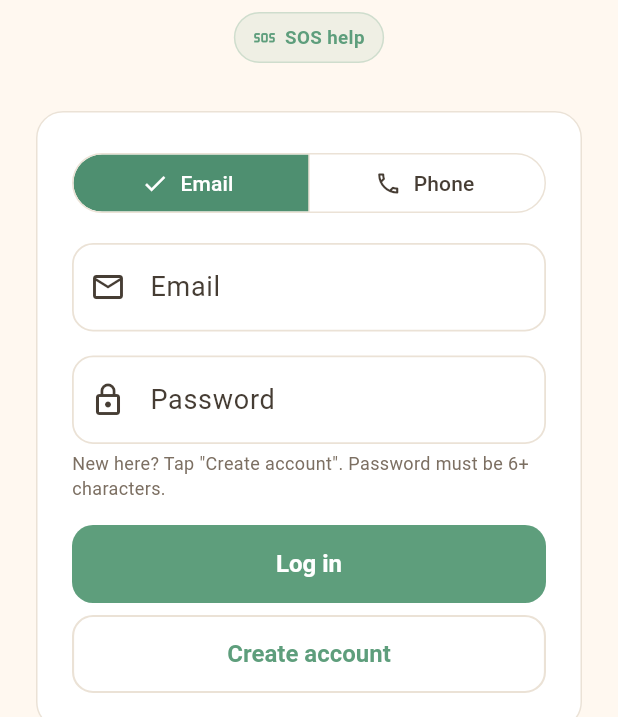
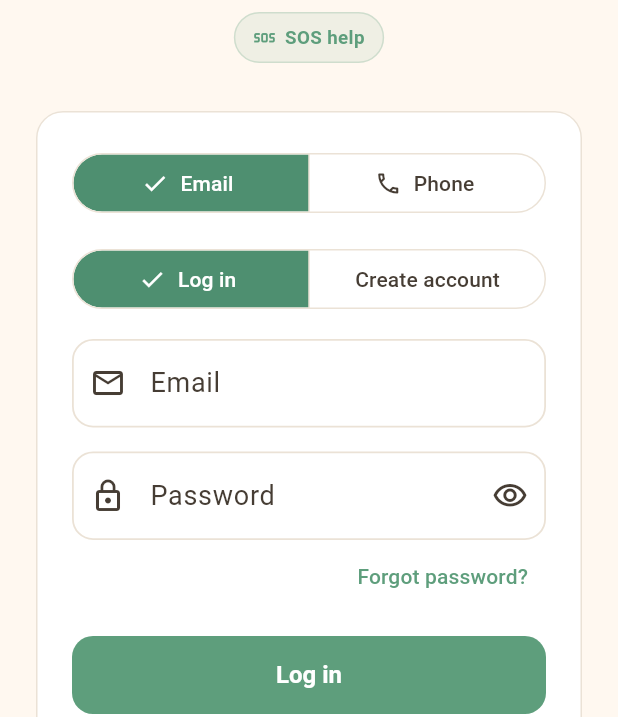
Before and after one commit to MADEMSanjanaSarvani/Elder-Care, a Flutter app: the LoginScreen screen opened by its route, on a phone screen of 412 x 824 dp, the part 519-1236 px from its top. Run offline on Flutter 3.47's test engine with Material 3 defaults, Android fonts, the phone set to English and light mode, and no system bars; our stand-ins replace flutter_riverpod, geolocator, go_router, shared_preferences, supabase_flutter; accounts and stored records are empty; statements that could not run were skipped.

Commit message:
Auth: clear Log in / Create account, full name, confirm password, reset
Phase 1 auth hardening:
- Email tab now leads with a Log in / Create account toggle, so a
  first-time user has one obvious primary button (fixes the earlier "why
  is it asking my email?" confusion).
- Create account collects Full Name + Confirm Password with real
  validation (name required, valid-email regex, min 6 chars, passwords
  match). The name is carried in auth metadata and seeds
  profiles.display_name when the role is chosen.
- Log in gains a "Forgot password?" link (Supabase reset email; no
  external provider needed) and a show/hide password toggle.

Co-Authored-By: Claude Opus 4.8 <noreply@anthropic.com>
Claude-Session: https://claude.ai/code/session_01S5DTGMKeQG9VnPQnqENAW4

```diff
--- a/apps/family_elder_app/lib/features/auth/presentation/login_screen.dart
+++ b/apps/family_elder_app/lib/features/auth/presentation/login_screen.dart
@@ -20,10 +20,14 @@ class LoginScreen extends ConsumerStatefulWidget {
 class _LoginScreenState extends ConsumerState<LoginScreen> {
   final _phoneController = TextEditingController();
   final _codeController = TextEditingController();
+  final _nameController = TextEditingController();
   final _emailController = TextEditingController();
   final _passwordController = TextEditingController();
+  final _confirmController = TextEditingController();
   _AuthMode _mode = _AuthMode.email;
   _LoginStep _step = _LoginStep.enter;
+  bool _signUp = false; // false = log in, true = create account
+  bool _obscure = true;
   String? _error;
   String? _notice;
   bool _busy = false;
@@ -34,8 +38,10 @@ class _LoginScreenState extends ConsumerState<LoginScreen> {
   void dispose() {
     _phoneController.dispose();
     _codeController.dispose();
+    _nameController.dispose();
     _emailController.dispose();
     _passwordController.dispose();
+    _confirmController.dispose();
     super.dispose();
   }
 
@@ -118,17 +124,41 @@ class _LoginScreenState extends ConsumerState<LoginScreen> {
   }
 
   // --- email ---
-  bool _emailFieldsValid() {
-    if (_emailController.text.trim().isEmpty ||
-        _passwordController.text.isEmpty) {
-      setState(() => _error = 'Please enter your email and password.');
-      return false;
+  static final _emailRegex = RegExp(r'^[^@\s]+@[^@\s]+\.[^@\s]+$');
+
+  /// Validates the visible email fields for the current intent (log in vs
+  /// create account). Returns an error string, or null when everything's ok.
+  String? _validateEmailForm() {
+    final name = _nameController.text.trim();
+    final email = _emailController.text.trim();
+    final password = _passwordController.text;
+    if (_signUp && name.isEmpty) return 'Please enter your full name.';
+    if (email.isEmpty) return 'Please enter your email address.';
+    if (!_emailRegex.hasMatch(email)) {
+      return 'Please enter a valid email address.';
     }
-    return true;
+    if (password.isEmpty) return 'Please enter a password.';
+    if (_signUp) {
+      if (password.length < 6) {
+        return 'Password must be at least 6 characters.';
+      }
+      if (password != _confirmController.text) {
+        return 'Passwords do not match.';
+      }
+    }
+    return null;
+  }
+
+  Future<void> _submitEmail() {
+    final problem = _validateEmailForm();
+    if (problem != null) {
+      setState(() => _error = problem);
+      return Future.value();
+    }
+    return _signUp ? _emailSignUp() : _emailSignIn();
   }
 
   Future<void> _emailSignIn() {
-    if (!_emailFieldsValid()) return Future.value();
     return _run(() async {
       await _repo.signInWithEmail(
           email: _emailController.text.trim(),
@@ -138,17 +168,32 @@ class _LoginScreenState extends ConsumerState<LoginScreen> {
   }
 
   Future<void> _emailSignUp() {
-    if (!_emailFieldsValid()) return Future.value();
     return _run(() async {
       final res = await _repo.signUpWithEmail(
-          email: _emailController.text.trim(),
-          password: _passwordController.text);
+        email: _emailController.text.trim(),
+        password: _passwordController.text,
+        fullName: _nameController.text.trim(),
+      );
       if (res.session == null) {
         setState(() => _notice =
-            'Check your email to confirm your account, then log in.');
+            'Almost there — check your email to confirm your account, then log in.');
         return;
       }
       await _afterAuth();
+    });
+  }
+
+  Future<void> _forgotPassword() {
+    final email = _emailController.text.trim();
+    if (email.isEmpty || !_emailRegex.hasMatch(email)) {
+      setState(() =>
+          _error = 'Enter your email above first, then tap "Forgot password".');
+      return Future.value();
+    }
+    return _run(() async {
+      await _repo.sendPasswordReset(email);
+      setState(() => _notice =
+          'If an account exists for $email, a reset link is on its way.');
     });
   }
 
@@ -283,6 +328,36 @@ class _LoginScreenState extends ConsumerState<LoginScreen> {
 
   List<Widget> _emailFields() {
     return [
+      // Intent first: Log in vs Create account — one obvious primary button,
+      // so a first-time user is never guessing which action is theirs.
+      SizedBox(
+        width: double.infinity,
+        child: SegmentedButton<bool>(
+          segments: const [
+            ButtonSegment(value: false, label: Text('Log in')),
+            ButtonSegment(value: true, label: Text('Create account')),
+          ],
+          selected: {_signUp},
+          onSelectionChanged: _busy
+              ? null
+              : (s) => setState(() {
+                    _signUp = s.first;
+                    _error = null;
+                    _notice = null;
+                  }),
+        ),
+      ),
+      const SizedBox(height: SetuSpacing.md),
+      if (_signUp) ...[
+        TextField(
+          controller: _nameController,
+          textCapitalization: TextCapitalization.words,
+          autofillHints: const [AutofillHints.name],
+          decoration: const InputDecoration(
+              labelText: 'Full name', prefixIcon: Icon(Icons.person_outline)),
+        ),
+        const SizedBox(height: SetuSpacing.md),
+      ],
       TextField(
         controller: _emailController,
         keyboardType: TextInputType.emailAddress,
@@ -293,21 +368,48 @@ class _LoginScreenState extends ConsumerState<LoginScreen> {
       const SizedBox(height: SetuSpacing.md),
       TextField(
         controller: _passwordController,
-        obscureText: true,
-        decoration: const InputDecoration(
-            labelText: 'Password', prefixIcon: Icon(Icons.lock_outline)),
+        obscureText: _obscure,
+        autofillHints:
+            _signUp ? const [AutofillHints.newPassword] : const [AutofillHints.password],
+        decoration: InputDecoration(
+          labelText: 'Password',
+          prefixIcon: const Icon(Icons.lock_outline),
+          suffixIcon: IconButton(
+            icon: Icon(_obscure ? Icons.visibility_outlined : Icons.visibility_off_outlined),
+            onPressed: () => setState(() => _obscure = !_obscure),
+          ),
+        ),
       ),
-      const SizedBox(height: SetuSpacing.xs),
-      const Text('New here? Tap "Create account". Password must be 6+ characters.',
-          style: TextStyle(fontSize: 12, color: SetuColors.mutedLight)),
+      if (_signUp) ...[
+        const SizedBox(height: SetuSpacing.md),
+        TextField(
+          controller: _confirmController,
+          obscureText: _obscure,
+          decoration: const InputDecoration(
+              labelText: 'Confirm password',
+              prefixIcon: Icon(Icons.lock_outline)),
+        ),
+        const SizedBox(height: SetuSpacing.xs),
+        const Text('Password must be at least 6 characters.',
+            style: TextStyle(fontSize: 12, color: SetuColors.mutedLight)),
+      ] else ...[
+        Align(
+          alignment: Alignment.centerRight,
+          child: TextButton(
+            onPressed: _busy ? null : _forgotPassword,
+            child: const Text('Forgot password?'),
+          ),
+        ),
+      ],
       const SizedBox(height: SetuSpacing.md),
       FilledButton(
-          onPressed: _busy ? null : _emailSignIn,
-          child: Text(_busy ? 'Please wait…' : 'Log in')),
-      const SizedBox(height: SetuSpacing.sm),
-      OutlinedButton(
-          onPressed: _busy ? null : _emailSignUp,
-          child: const Text('Create account')),
+        onPressed: _busy ? null : _submitEmail,
+        child: Text(_busy
+            ? 'Please wait…'
+            : _signUp
+                ? 'Create account'
+                : 'Log in'),
+      ),
     ];
   }
 
```
Also changed, not shown: apps/family_elder_app/lib/features/auth/data/auth_repository.dart (+25 -7 lines).
